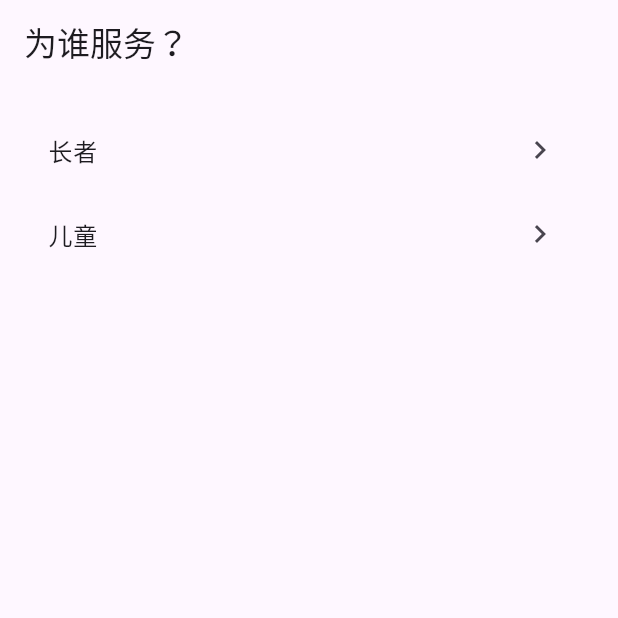
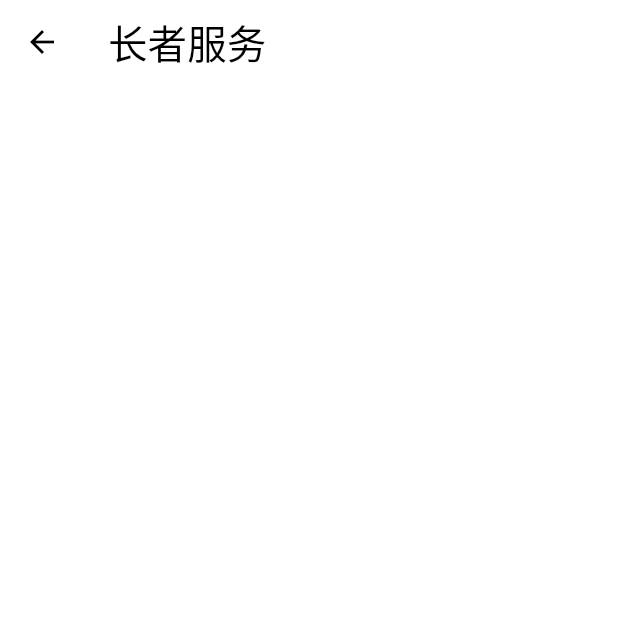
Before and after one commit to zhikanyeye/Silver-Companion-AI, a Flutter app: the screen it shows after launch, after a tap on "长者", on a phone screen of 412 x 824 dp, the top half of it. Run offline on Flutter 3.47's test engine with Material 3 defaults, Android fonts, the phone set to English and light mode, and no system bars.

Commit message:
feat: add routes and theme

```diff
--- a/lib/app.dart
+++ b/lib/app.dart
@@ -1,12 +1,23 @@
 import 'package:flutter/material.dart';
+
+import 'package:yinling_zhiban_demo/routes.dart';
+import 'package:yinling_zhiban_demo/theme/app_theme.dart';
 
 class App extends StatelessWidget {
   const App({super.key});
 
   @override
   Widget build(BuildContext context) {
-    return const MaterialApp(
-      home: HomeSelectorScreen(),
+    return MaterialApp(
+      theme: AppTheme.highContrast(),
+      builder: (context, child) {
+        final scaled = MediaQuery.of(context).copyWith(
+          textScaler: const TextScaler.linear(AppTheme.textScale),
+        );
+        return MediaQuery(data: scaled, child: child ?? const SizedBox());
+      },
+      routes: appRoutes,
+      initialRoute: '/',
     );
   }
 }
@@ -28,21 +39,29 @@ class HomeSelectorScreen extends StatelessWidget {
               Semantics(
                 label: '选择长者',
                 button: true,
-                onTap: () {},
+                onTap: () {
+                  Navigator.of(context).pushNamed('/elderly');
+                },
                 child: ListTile(
                   title: const Text('长者'),
                   trailing: const Icon(Icons.chevron_right),
-                  onTap: () {},
+                  onTap: () {
+                    Navigator.of(context).pushNamed('/elderly');
+                  },
                 ),
               ),
               Semantics(
                 label: '选择儿童',
                 button: true,
-                onTap: () {},
+                onTap: () {
+                  Navigator.of(context).pushNamed('/child');
+                },
                 child: ListTile(
                   title: const Text('儿童'),
                   trailing: const Icon(Icons.chevron_right),
-                  onTap: () {},
+                  onTap: () {
+                    Navigator.of(context).pushNamed('/child');
+                  },
                 ),
               ),
             ],
--- /dev/null
+++ b/lib/routes.dart
@@ -0,0 +1,41 @@
+import 'package:flutter/material.dart';
+
+import 'package:yinling_zhiban_demo/app.dart';
+
+const String homeRoute = '/';
+const String elderlyRoute = '/elderly';
+const String childRoute = '/child';
+
+final Map<String, WidgetBuilder> appRoutes = {
+  homeRoute: (context) => const HomeSelectorScreen(),
+  elderlyRoute: (context) => const ElderlyScreen(),
+  childRoute: (context) => const ChildScreen(),
+};
+
+class ElderlyScreen extends StatelessWidget {
+  const ElderlyScreen({super.key});
+
+  @override
+  Widget build(BuildContext context) {
+    return Scaffold(
+      appBar: AppBar(
+        title: const Text('长者服务'),
+      ),
+      body: const SafeArea(child: SizedBox.shrink()),
+    );
+  }
+}
+
+class ChildScreen extends StatelessWidget {
+  const ChildScreen({super.key});
+
+  @override
+  Widget build(BuildContext context) {
+    return Scaffold(
+      appBar: AppBar(
+        title: const Text('儿童服务'),
+      ),
+      body: const SafeArea(child: SizedBox.shrink()),
+    );
+  }
+}
--- /dev/null
+++ b/lib/theme/app_theme.dart
@@ -0,0 +1,29 @@
+import 'package:flutter/material.dart';
+
+class AppTheme {
+  static const double textScale = 1.2;
+
+  static ThemeData highContrast() {
+    final base = ThemeData.from(
+      colorScheme: const ColorScheme.highContrastLight(),
+    );
+
+    return base.copyWith(
+      elevatedButtonTheme: ElevatedButtonThemeData(
+        style: ElevatedButton.styleFrom(
+          textStyle: const TextStyle(fontWeight: FontWeight.w700),
+        ),
+      ),
+      textButtonTheme: TextButtonThemeData(
+        style: TextButton.styleFrom(
+          textStyle: const TextStyle(fontWeight: FontWeight.w700),
+        ),
+      ),
+      outlinedButtonTheme: OutlinedButtonThemeData(
+        style: OutlinedButton.styleFrom(
+          textStyle: const TextStyle(fontWeight: FontWeight.w700),
+        ),
+      ),
+    );
+  }
+}
```
Also changed, not shown: 1 other file.
